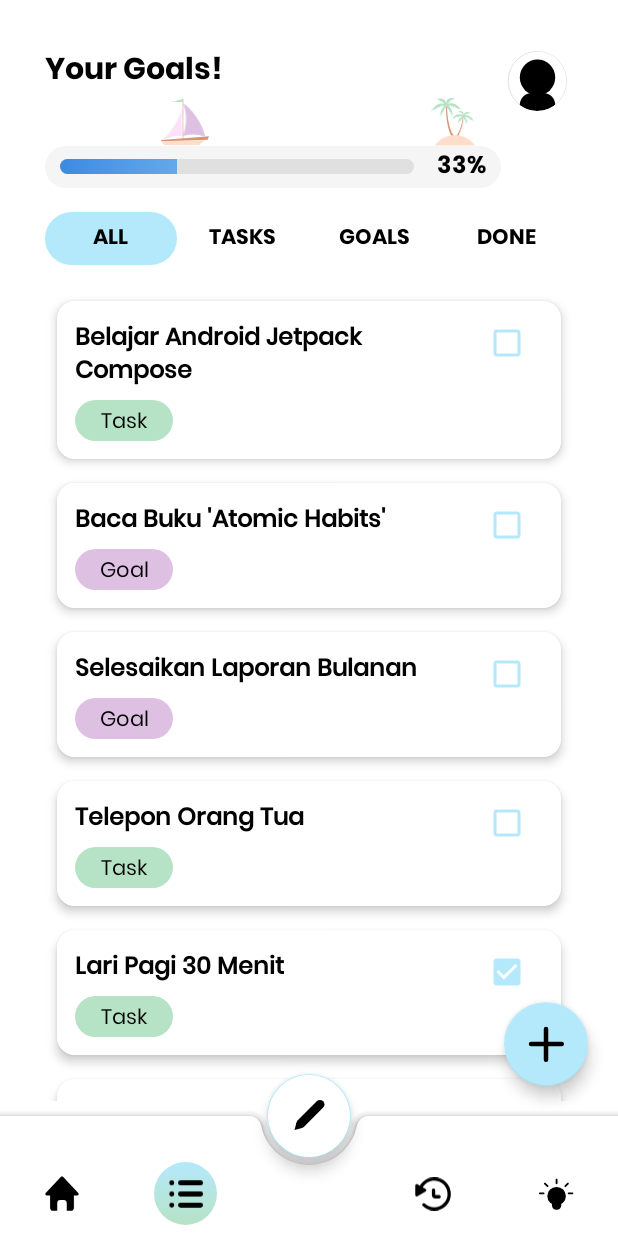
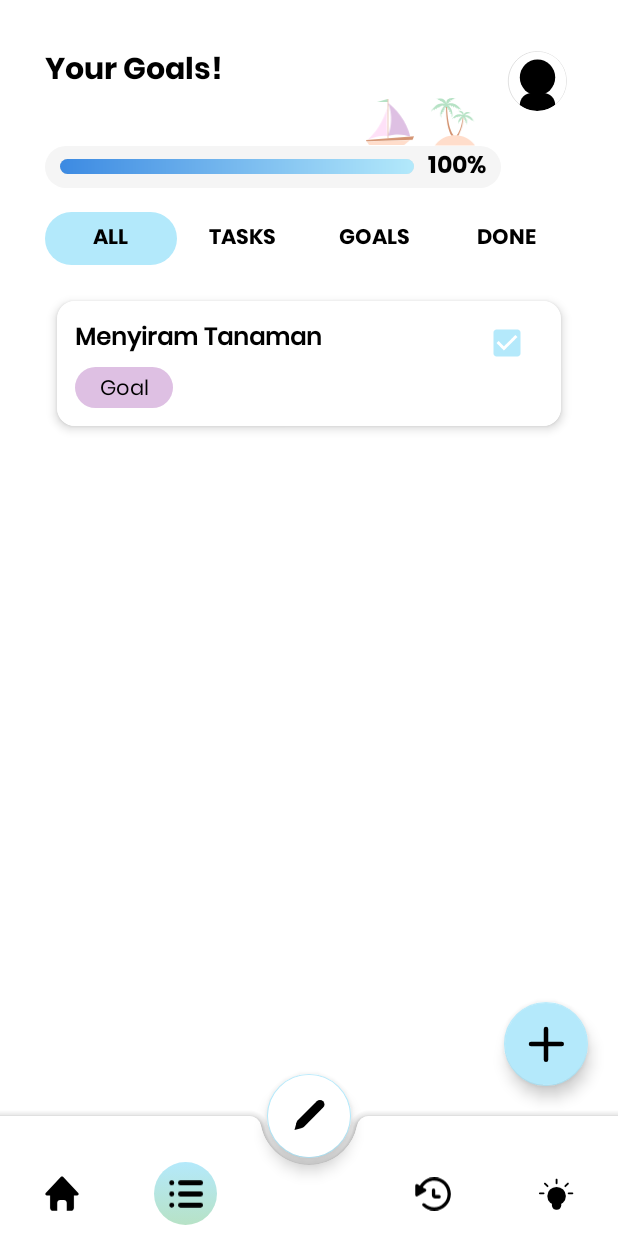
Before and after one commit to danielavall/MemoMap, an Android app: the screen it shows after launch (MainActivity), item 2 of the bottom bar chosen, on a phone screen of 412 x 824 dp. Run offline under Robolectric (Android 15) with nearby library versions, the phone set to English and light mode, and no system bars; our stand-ins replace CircleImageView, data binding.

Commit message:
Adjust goal page

```diff
--- a/app/src/main/java/com/example/memomap/GoalFragment.java
+++ b/app/src/main/java/com/example/memomap/GoalFragment.java
@@ -87,11 +87,11 @@ public class GoalFragment extends Fragment implements AddGoalDialogFragment.AddG
             mParam2 = getArguments().getString(ARG_PARAM2);
         }
         allGoals = new ArrayList<>();
-        allGoals.add(new Goal("Belajar Android Jetpack Compose", "Task", false));
-        allGoals.add(new Goal("Lari Pagi 30 Menit", "Task", true));
-        allGoals.add(new Goal("Baca Buku 'Atomic Habits'", "Goal", false));
-        allGoals.add(new Goal("Selesaikan Laporan Bulanan", "Goal", false));
-        allGoals.add(new Goal("Telepon Orang Tua", "Task", false));
+//        allGoals.add(new Goal("Belajar Android Jetpack Compose", "Task", false));
+//        allGoals.add(new Goal("Lari Pagi 30 Menit", "Task", true));
+//        allGoals.add(new Goal("Baca Buku 'Atomic Habits'", "Goal", false));
+//        allGoals.add(new Goal("Selesaikan Laporan Bulanan", "Goal", false));
+//        allGoals.add(new Goal("Telepon Orang Tua", "Task", false));
         allGoals.add(new Goal("Menyiram Tanaman", "Goal", true));
     }
 
```
